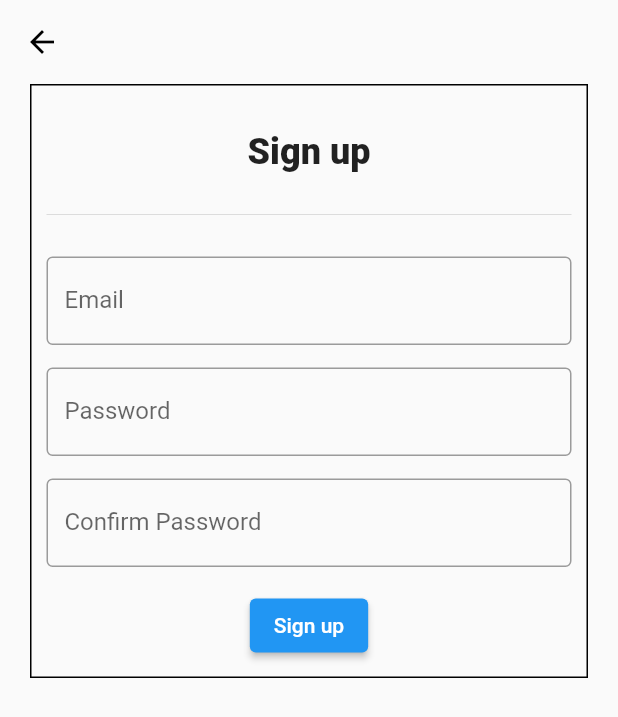
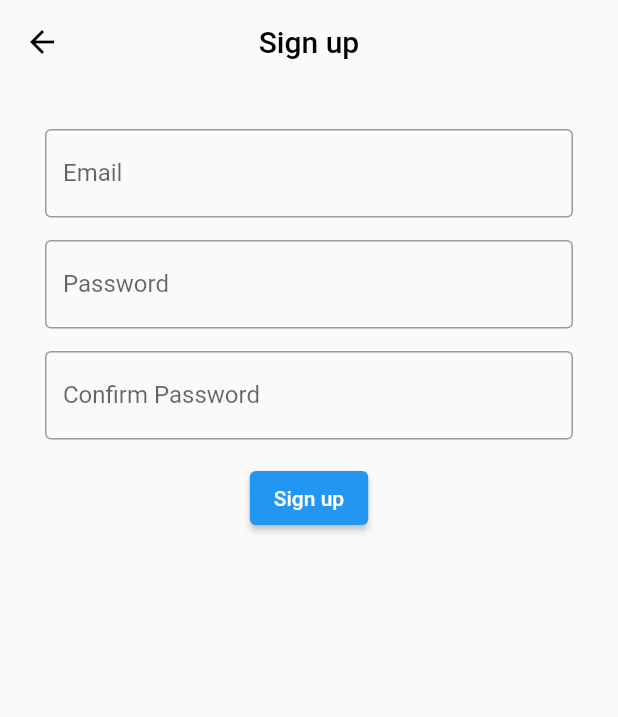
Before and after one commit to alirizwansaeed/shay, a Flutter app: the LoginPage screen opened by its route, after a tap on "Sign up", on a phone screen of 412 x 824 dp. Shown: the top 717 px of the screen. Run offline on Flutter 3.47's test engine with Material 2 defaults, Android fonts, the light colour scheme and no system bars; drawn by our look-alikes of flutter_form_builder; our stand-ins replace animated_bottom_navigation_bar, cloud_firestore, firebase_auth, firebase_core, firebase_storage, flutter_neumorphic and 5 more; missing offline and left inert: flutter_facebook_auth; accounts and stored records are empty.

Commit message:
mobile login module complete with bottombar

```diff
--- a/lib/presentation/pages/login/login_page.dart
+++ b/lib/presentation/pages/login/login_page.dart
@@ -25,11 +25,18 @@ class LoginPage extends StatelessWidget {
       onTap: () => FocusManager.instance.primaryFocus?.unfocus(),
       child: Scaffold(
         appBar: screenType(context,
-            mobile: MobileAppbar(), desktopTab: DesktopTabletAppbar()),
+            mobile: MobileAppbar(
+              title: 'Login',
+            ),
+            desktopTab: DesktopTabletAppbar()),
         body: SingleChildScrollView(
           child: Center(
             child: Container(
-              decoration: BoxDecoration(border: Border.all()),
+              decoration: screenType(
+                context,
+                mobile: null,
+                desktopTab: BoxDecoration(border: Border.all()),
+              ),
               padding: EdgeInsets.all(10),
               width: getValueForScreenType<double>(
                   context: context,
@@ -48,12 +55,19 @@ class LoginPage extends StatelessWidget {
     return FormBuilder(
       key: _formKey,
       child: Column(
+        mainAxisSize: MainAxisSize.min,
+        mainAxisAlignment: MainAxisAlignment.center,
         crossAxisAlignment: CrossAxisAlignment.center,
         children: [
           SizedBox(
             height: 20,
           ),
-          Text('Log in',
+          screenType(
+            context,
+            mobile: SizedBox.shrink(),
+            desktopTab: Column(
+              children: [
+                Text('Login',
                     style: TextStyle(
                       fontSize: 24,
                       fontWeight: FontWeight.w900,
@@ -61,6 +75,9 @@ class LoginPage extends StatelessWidget {
                 SizedBox(height: 20),
                 Divider(),
                 SizedBox(height: 20),
+              ],
+            ),
+          ),
           SocialAuth(),
           SizedBox(height: 15),
           FormBuilderTextField(
@@ -106,6 +123,7 @@ class LoginPage extends StatelessWidget {
           SizedBox(height: 15),
           screenType(context,
               mobile: Column(
+                mainAxisSize: MainAxisSize.min,
                 crossAxisAlignment: CrossAxisAlignment.start,
                 children: [
                   _signupRow(),
--- a/lib/presentation/pages/sign_up/sign_up_page.dart
+++ b/lib/presentation/pages/sign_up/sign_up_page.dart
@@ -23,12 +23,19 @@ class SignUpPage extends StatelessWidget {
       onTap: () => FocusManager.instance.primaryFocus?.unfocus(),
       child: Scaffold(
         appBar: screenType(context,
-            mobile: MobileAppbar(), desktopTab: DesktopTabletAppbar()),
+            mobile: MobileAppbar(
+              title: 'Sign up',
+            ),
+            desktopTab: DesktopTabletAppbar()),
         body: SingleChildScrollView(
           child: Center(
             child: Container(
               padding: EdgeInsets.all(10),
-              decoration: BoxDecoration(border: Border.all()),
+              decoration: screenType(
+                context,
+                mobile: null,
+                desktopTab: BoxDecoration(border: Border.all()),
+              ),
               width: getValueForScreenType<double>(
                 context: context,
                 mobile: Get.width - 40,
@@ -49,6 +56,11 @@ class SignUpPage extends StatelessWidget {
       child: Column(
         children: [
           SizedBox(height: 20),
+          screenType(
+            context,
+            mobile: SizedBox.shrink(),
+            desktopTab: Column(
+              children: [
                 Text('Sign up',
                     style: TextStyle(
                       fontSize: 24,
@@ -57,6 +69,9 @@ class SignUpPage extends StatelessWidget {
                 SizedBox(height: 20),
                 Divider(),
                 SizedBox(height: 20),
+              ],
+            ),
+          ),
           FormBuilderTextField(
             name: email,
             validator: FormBuilderValidators.compose([
--- a/lib/presentation/pages/user_verification/user_verification_page.dart
+++ b/lib/presentation/pages/user_verification/user_verification_page.dart
@@ -1,7 +1,6 @@
 import 'package:flutter/material.dart';
 import 'package:get/get.dart';
 import 'package:responsive_builder/responsive_builder.dart';
-import 'package:shay/constants/constants.dart';
 import 'package:shay/controllers/authentication.dart';
 import 'package:shay/presentation/common_widgets/common_widgets.dart';
 import 'package:shay/utils/screen_type.dart';
--- a/pubspec.yaml
+++ b/pubspec.yaml
@@ -35,7 +35,7 @@ dependencies:
   flutter_neumorphic: ^3.1.0
   flutter_form_builder: ^6.1.0+1
   image_picker: ^0.8.4
-  pandabar: ^0.1.2
+  animated_bottom_navigation_bar: ^0.3.2
 
 
 
```
Also changed, not shown: lib/controllers/authentication.dart (+9 -6 lines), lib/controllers/database.dart (+40 -6 lines), lib/presentation/pages/forget_password/forget_password_page.dart (+15 -3 lines), lib/presentation/pages/home/home_page.dart (+6 -40 lines), lib/presentation/pages/home/widgets/desktop_tab_home.dart (added, +13 -0 lines), lib/presentation/pages/home/widgets/mobile_bottombar.dart (deleted, +0 -30 lines), lib/presentation/pages/home/widgets/mobile_home.dart (added, +88 -0 lines), lib/presentation/pages/home/widgets/mobile_user_account.dart (added, +39 -0 lines), lib/presentation/pages/post_new_ad/post_new_ad_page.dart (+22 -13 lines), lib/services/database.dart (+13 -17 lines), pubspec.lock. Lines whose indentation alone changed are shown as unchanged.
